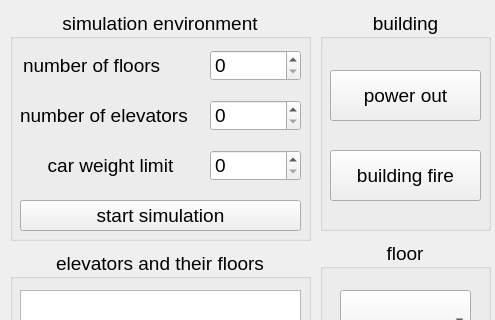
Qt form mainwindow.ui (boostaboosh/elevator-system-simulator-Qt-cpp) before a commit; both pictures show x 0 to 495 and y 0 to 320 of the 800 by 918 pixel window.
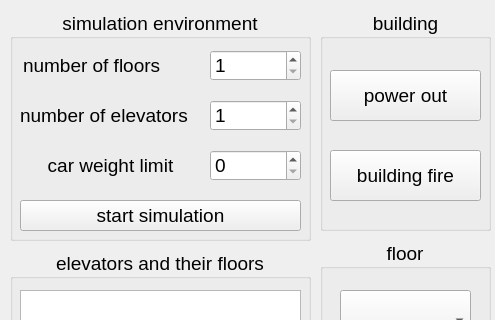
The same form after that commit.

```diff
--- a/mainwindow.ui
+++ b/mainwindow.ui
@@ -417,6 +417,12 @@
        <height>31</height>
       </rect>
      </property>
+     <property name="minimum">
+      <number>1</number>
+     </property>
+     <property name="maximum">
+      <number>99</number>
+     </property>
     </widget>
     <widget class="QLabel" name="label_3">
      <property name="geometry">
@@ -440,6 +446,9 @@
        <height>31</height>
       </rect>
      </property>
+     <property name="minimum">
+      <number>1</number>
+     </property>
     </widget>
     <widget class="QLabel" name="label_4">
      <property name="geometry">
```
Left out of the diff: 6 changed lines with no effect on the pictures.
